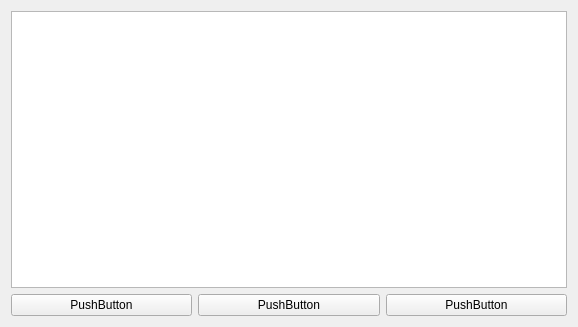
Above: mainwindow.ui from progreon/QLogbook before the change. Below: the same form after it.
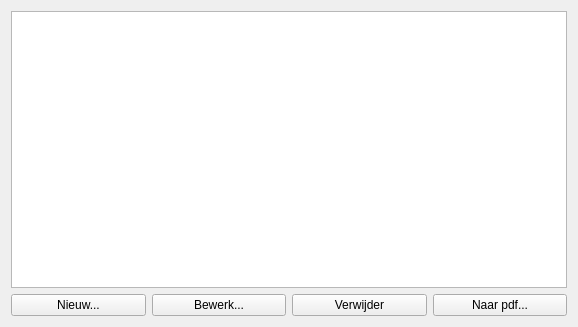
That is the form after the change.

What changed in the file:
```diff
--- a/mainwindow.ui
+++ b/mainwindow.ui
@@ -44,21 +44,28 @@
         <item>
          <widget class="QPushButton" name="pushButton">
           <property name="text">
-           <string>PushButton</string>
+           <string>Nieuw...</string>
           </property>
          </widget>
         </item>
         <item>
          <widget class="QPushButton" name="pushButton_2">
           <property name="text">
-           <string>PushButton</string>
+           <string>Bewerk...</string>
           </property>
          </widget>
         </item>
         <item>
          <widget class="QPushButton" name="pushButton_3">
           <property name="text">
-           <string>PushButton</string>
+           <string>Verwijder</string>
+          </property>
+         </widget>
+        </item>
+        <item>
+         <widget class="QPushButton" name="btnPdf">
+          <property name="text">
+           <string>Naar pdf...</string>
           </property>
          </widget>
         </item>
```
Left out of the diff: 6 changed lines with no effect on the pictures.
